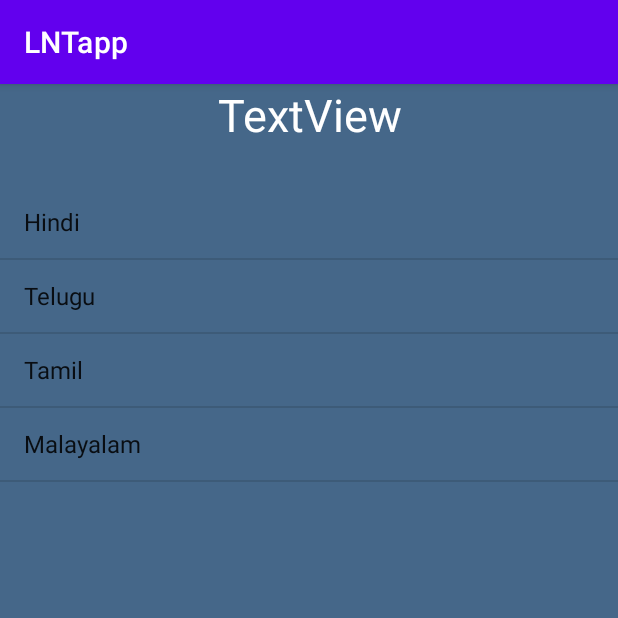
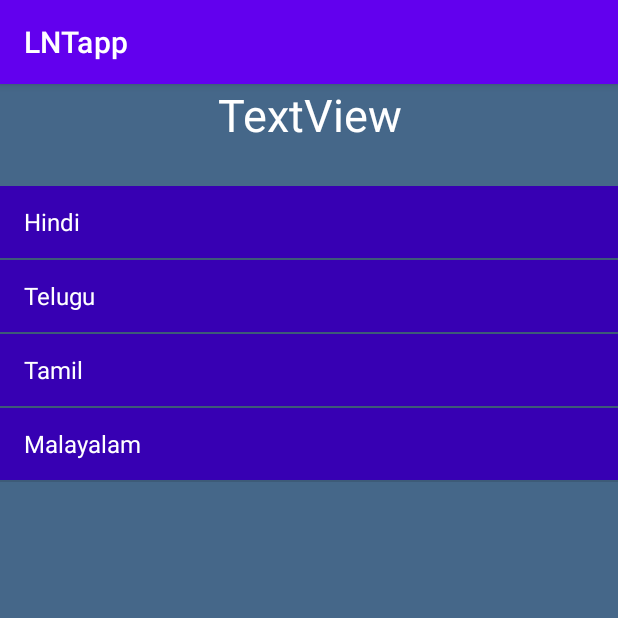
Before and after one commit to 99002765/LNTapp, an Android app: the screen it shows after launch (HomeActivity), on a phone screen of 412 x 824 dp, the top half of it. Run offline under Robolectric (Android 15) with nearby library versions, the light colour scheme and no system bars.

Commit message:
Add custom list view.

```diff
--- a/app/src/main/java/com/example/lntapp/HomeActivity.java
+++ b/app/src/main/java/com/example/lntapp/HomeActivity.java
@@ -27,7 +27,8 @@ public class HomeActivity extends AppCompatActivity {
         }
         ListView countriesListView = findViewById(R.id.countriesListview);
         ArrayAdapter<String> adapter = new ArrayAdapter<>(this,
-                android.R.layout.simple_list_item_1, //layout file of each row in the listview
+                R.layout.row_listview,
+                //android.R.layout.simple_list_item_1, //layout file of each row in the listview
                 languages);
         countriesListView.setAdapter(adapter);
     }
--- /dev/null
+++ b/app/src/main/res/layout/row_listview.xml
@@ -0,0 +1,14 @@
+<TextView xmlns:android="http://schemas.android.com/apk/res/android"
+    android:id="@android:id/text1"
+    android:layout_width="match_parent"
+    android:layout_height="wrap_content"
+    android:textAppearance="?android:attr/textAppearanceListItemSmall"
+    android:gravity="center_vertical"
+    android:text="sample text"
+    android:background="@color/design_default_color_primary_dark"
+    android:textColor="#fff"
+    android:paddingStart="?android:attr/listPreferredItemPaddingStart"
+    android:paddingEnd="?android:attr/listPreferredItemPaddingEnd"
+    android:minHeight="?android:attr/listPreferredItemHeightSmall"
+    android:paddingLeft="?android:attr/listPreferredItemPaddingLeft"
+    android:paddingRight="?android:attr/listPreferredItemPaddingRight" />
```
